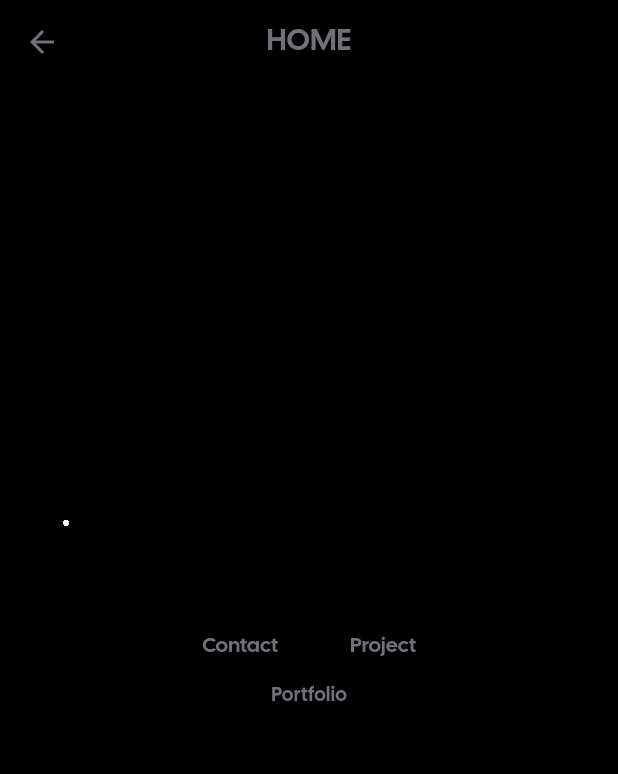
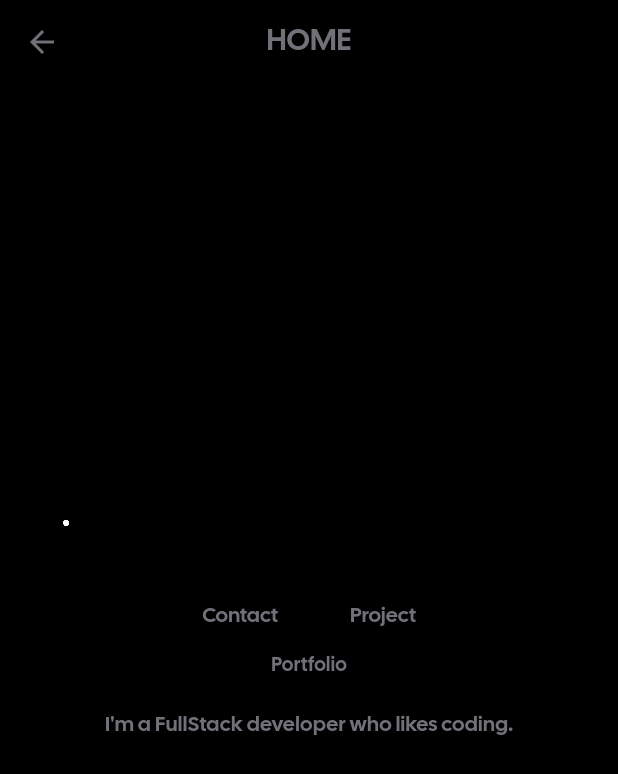
Before and after one commit to dlsdk0601/portfolio, a Flutter app: the screen it shows after launch, on a phone screen of 412 x 824 dp. Shown: the top 774 px of the screen. Run offline on Flutter 3.47's test engine with Material 3 defaults, Android fonts, the phone set to English and light mode, and no system bars; our stand-ins replace flutter_cache_manager, flutter_easyloading, flutter_hooks, flutter_secure_storage, freezed_annotation and 6 more; missing offline and left inert: mutex; generated files the repository leaves out were written again.

Commit message:
feat: home 화면 퍼블 추가

```diff
--- a/portfolio_app/lib/screen/home.dart
+++ b/portfolio_app/lib/screen/home.dart
@@ -1,5 +1,6 @@
 import 'package:flutter/material.dart';
 import 'package:go_router/go_router.dart';
+import 'package:portfolio_app/color.dart';
 import 'package:portfolio_app/router.dart';
 import 'package:portfolio_app/view/layout.dart';
 
@@ -15,6 +16,7 @@ class HomeScreen extends StatelessWidget {
       context: context,
       child: Stack(
         children: [
+          // 배경 화면
           const Positioned.fill(
             child: ParticlesView(
               quantity: 100,
@@ -28,12 +30,18 @@ class HomeScreen extends StatelessWidget {
                 children: [
                   ElevatedButton(
                     onPressed: () => context.go(const ContactsRoute().location),
-                    child: const Text("Contact"),
+                    child: const Text(
+                      "Contact",
+                      style: TextStyle(color: primaryColor),
+                    ),
                   ),
                   ElevatedButton(
                     onPressed: () =>
                         context.go(const ProjectListRoute().location),
-                    child: const Text("Project"),
+                    child: const Text(
+                      "Project",
+                      style: TextStyle(color: primaryColor),
+                    ),
                   )
                 ],
               ),
@@ -44,6 +52,13 @@ class HomeScreen extends StatelessWidget {
                   fontSize: 13.0,
                 ),
               ),
+              const SizedBox(
+                height: 20.0,
+              ),
+              const Text(
+                "I'm a FullStack developer who likes coding.",
+                style: TextStyle(color: primaryColor),
+              ),
             ],
           ),
         ],
```
